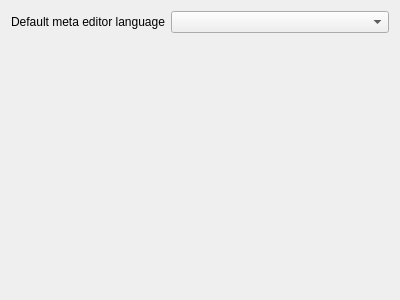
Sigil-Ebook/Sigil, file src/Sigil/Form_Files/PLanguageWidget.ui: the form before one commit.
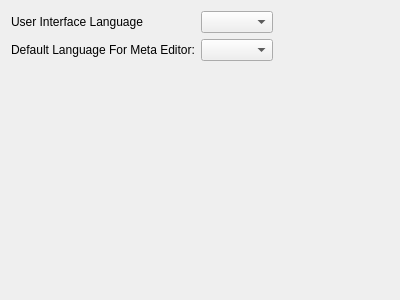
The form after the commit.

Commit message: - Implement issue 1265: Option to manually set UI language. - Implement issue 1295: Meta Editor should support translations of descriptions/names - Implement issue 77: Allow multiple <language> metadata elements in a book

What changed in the file:
```diff
--- a/src/Sigil/Form_Files/PLanguageWidget.ui
+++ b/src/Sigil/Form_Files/PLanguageWidget.ui
@@ -15,16 +15,53 @@
   </property>
   <layout class="QVBoxLayout" name="verticalLayout">
    <item>
-    <layout class="QHBoxLayout" name="horizontalLayout" stretch="0,1">
+    <layout class="QHBoxLayout" name="horizontalLayout" stretch="0,0">
      <item>
-      <widget class="QLabel" name="label">
-       <property name="text">
-        <string>Default meta editor language</string>
-       </property>
-      </widget>
+      <layout class="QGridLayout" name="gridLayout">
+       <item row="0" column="0">
+        <widget class="QLabel" name="label_ui">
+         <property name="toolTip">
+          <string>You must restart Sigil after changing the User Interface language.
+
+If a translation for specific word or phrase is not available it will be displayed in English.
+
+Use Preferences-&gt;Spell Check to set the Spell Check language.</string>
+         </property>
+         <property name="text">
+          <string>User Interface Language</string>
+         </property>
+        </widget>
+       </item>
+       <item row="0" column="1">
+        <widget class="QComboBox" name="cbUILanguage"/>
+       </item>
+       <item row="1" column="0">
+        <widget class="QLabel" name="label_metaeditor">
+         <property name="toolTip">
+          <string>Set the default language used by the Meta Editor for new books.</string>
+         </property>
+         <property name="text">
+          <string>Default Language For Meta Editor:</string>
+         </property>
+        </widget>
+       </item>
+       <item row="1" column="1">
+        <widget class="QComboBox" name="cbMetadataLanguage"/>
+       </item>
+      </layout>
      </item>
      <item>
-      <widget class="QComboBox" name="metadataLang"/>
+      <spacer name="horizontalSpacer">
+       <property name="orientation">
+        <enum>Qt::Horizontal</enum>
+       </property>
+       <property name="sizeHint" stdset="0">
+        <size>
+         <width>40</width>
+         <height>20</height>
+        </size>
+       </property>
+      </spacer>
      </item>
     </layout>
    </item>
@@ -36,7 +73,7 @@
      <property name="sizeHint" stdset="0">
       <size>
        <width>20</width>
-       <height>237</height>
+       <height>100</height>
       </size>
      </property>
     </spacer>
```
The commit also changes 23 other files.
